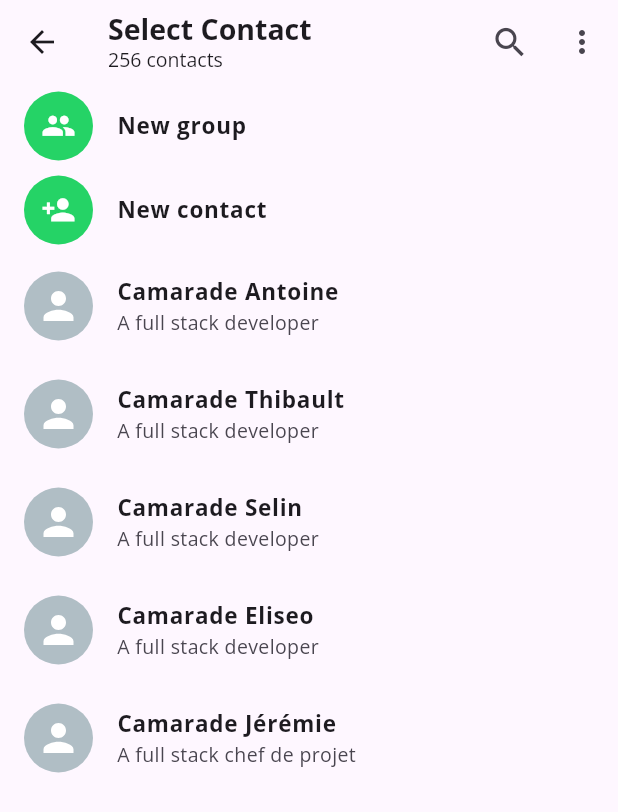
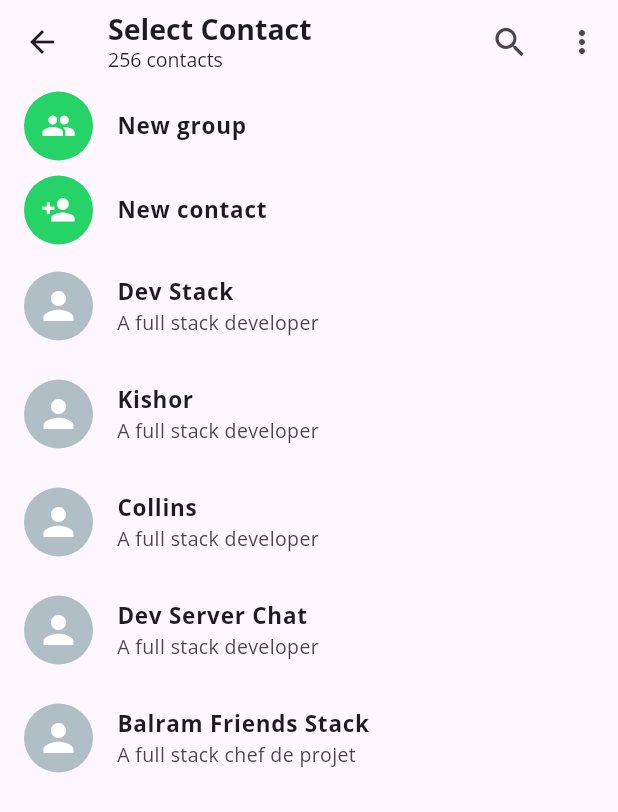
Before and after one commit to d-perreaux/clone_whatsapp, a Flutter app: the SelectContact screen opened directly, on a phone screen of 412 x 824 dp. Shown: the top 812 px of the screen. Run offline on Flutter 3.47's test engine with Material 3 defaults, Android fonts, the phone set to English and light mode, and no system bars; our stand-ins replace flutter_svg, socket_io_client; network calls fail.

Commit message:
feat(login): connect and then access to a list of contacts with id

```diff
--- a/lib/CustomUI/ButtonCard.dart
+++ b/lib/CustomUI/ButtonCard.dart
@@ -9,9 +9,7 @@ class ButtonCard extends StatelessWidget {
 
   @override
   Widget build(BuildContext context) {
-    return InkWell(
-      onTap: () {},
-      child: ListTile(
+    return  ListTile(
         leading: CircleAvatar(
           radius: 23,
           child: Icon(icon,
@@ -26,7 +24,7 @@ class ButtonCard extends StatelessWidget {
             fontWeight: FontWeight.bold,
           ),
         ),
-      ),
+
     );
   }
 }
--- a/lib/CustomUI/ContactCard.dart
+++ b/lib/CustomUI/ContactCard.dart
@@ -1,10 +1,11 @@
+import 'package:chatapp/Model/ChatModel.dart';
 import 'package:chatapp/Model/ContactModel.dart';
 import 'package:flutter/material.dart';
 import 'package:flutter_svg/flutter_svg.dart';
 
 class ContactCard extends StatelessWidget {
   const ContactCard({ Key? key, required this.contact}) :super(key : key);
-  final ContactModel contact;
+  final ChatModel contact;
 
   @override
   Widget build(BuildContext context) {
--- a/lib/Model/ChatModel.dart
+++ b/lib/Model/ChatModel.dart
@@ -4,6 +4,8 @@ class ChatModel {
   bool isGroup;
   String time;
   String currentMessage;
+  String status;
+  int id;
 
   ChatModel({
     required this.name,
@@ -11,5 +13,7 @@ class ChatModel {
     required this.isGroup,
     required this.time,
     required this.currentMessage,
+    required this.status,
+    required this.id
   });
 }
--- a/lib/Model/ContactModel.dart
+++ b/lib/Model/ContactModel.dart
@@ -1,9 +1,11 @@
 class ContactModel {
   String name;
   String status;
+  int id;
 
   ContactModel({
     required this.name,
-    required this.status
+    required this.status,
+    required this.id
   });
 }
--- a/lib/Screens/SelectContact.dart
+++ b/lib/Screens/SelectContact.dart
@@ -1,5 +1,6 @@
 import 'package:chatapp/CustomUI/ButtonCard.dart';
 import 'package:chatapp/CustomUI/ContactCard.dart';
+import 'package:chatapp/Model/ChatModel.dart';
 import 'package:chatapp/Model/ContactModel.dart';
 import 'package:flutter/material.dart';
 
@@ -14,12 +15,52 @@ class _SelectContactState extends State<SelectContact> {
   @override
   Widget build(BuildContext context) {
 
-    List<ContactModel> contacts = [
-      ContactModel(name: "Camarade Antoine", status: "A full stack developer"),
-      ContactModel(name: "Camarade Thibault", status: "A full stack developer"),
-      ContactModel(name: "Camarade Selin", status: "A full stack developer"),
-      ContactModel(name: "Camarade Eliseo", status: "A full stack developer"),
-      ContactModel(name: "Camarade Jérémie", status: "A full stack chef de projet"),
+    List<ChatModel> contacts = [
+      ChatModel(
+          name: "Dev Stack",
+          isGroup: false,
+          currentMessage: "Hi everyone",
+          time: "4:00",
+          icon: "person.svg",
+          status: "A full stack developer",
+          id: 1
+      ),
+      ChatModel(
+          name: "Kishor",
+          isGroup: false,
+          currentMessage: "Hi kiki",
+          time: "10:00",
+          icon: "person.svg",
+          status: "A full stack developer",
+          id: 2
+      ),
+      ChatModel(
+          name: "Collins",
+          isGroup: false,
+          currentMessage: "Hi dev Stack",
+          time: "10:00",
+          icon: "person.svg",
+          status: "A full stack developer",
+          id: 3
+      ),
+      ChatModel(
+          name: "Dev Server Chat",
+          isGroup: true,
+          currentMessage: "Hi everyone",
+          time: "10:00",
+          icon: "groups.svg",
+          status: "A full stack developer",
+          id: 4
+      ),
+      ChatModel(
+          name: "Balram Friends Stack",
+          isGroup: true,
+          currentMessage: "Hi everyone",
+          time: "8:00",
+          icon: "groups.svg",
+          status: "A full stack chef de projet",
+          id: 5
+      ),
     ];
 
     return Scaffold(
--- a/lib/main.dart
+++ b/lib/main.dart
@@ -1,4 +1,5 @@
 import 'package:chatapp/Screens/Homescreen.dart';
+import 'package:chatapp/Screens/LoginScreen.dart';
 import 'package:flutter/material.dart';
 
 void main() {
@@ -18,7 +19,7 @@ class MyApp extends StatelessWidget {
         secondaryHeaderColor: Color(0XFF128C7E),
 
       ),
-      home: Homescreen()
+      home: const LoginScreen()
     );
   }
 }
```
Also changed, not shown: lib/Pages/ChatPages.dart (+4 -40 lines), lib/Screens/Homescreen.dart (+5 -2 lines), lib/Screens/IndividualPage.dart (+15 -3 lines), lib/Screens/LoginScreen.dart (added, +68 -0 lines), 1 other file.
